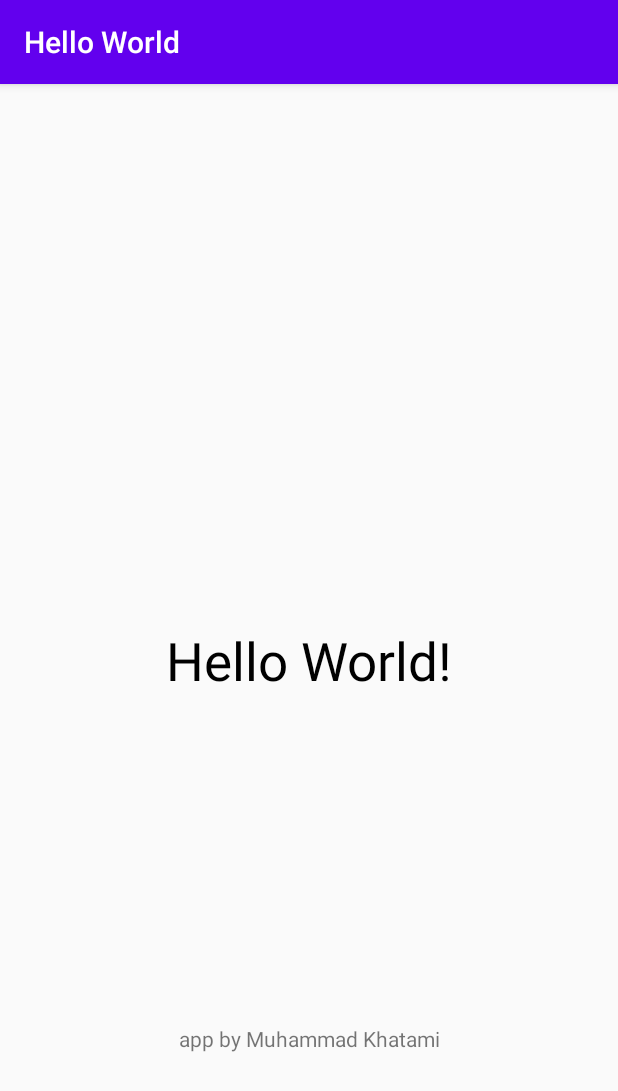
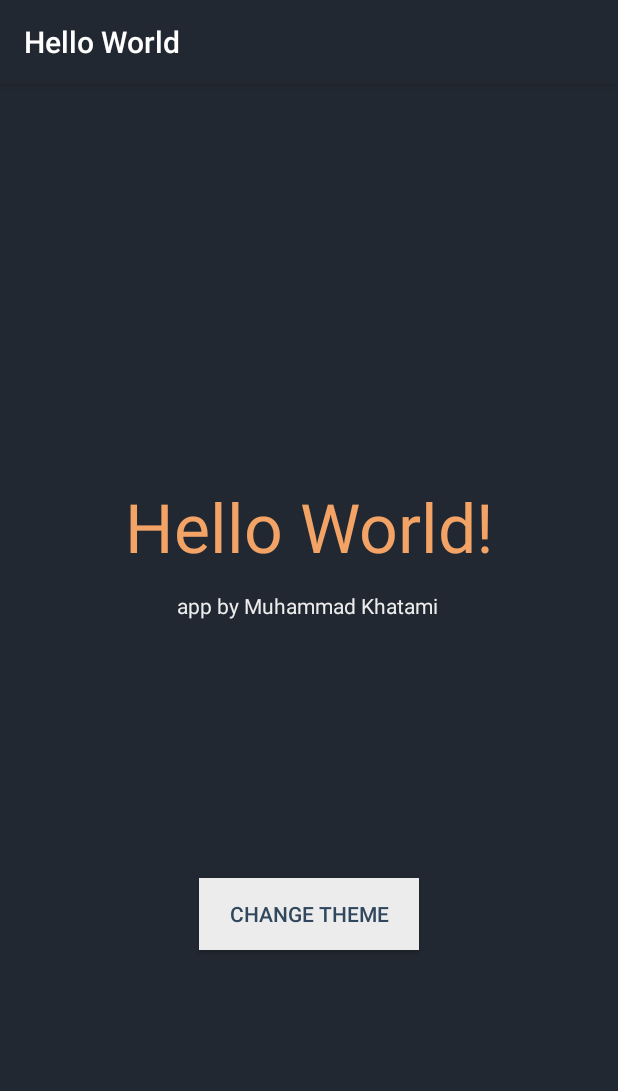
Before and after one commit to muhammadkhatami/learn-tktpl-1706044055, an Android app: the screen it shows after launch (MainActivity), on a phone screen of 412 x 824 dp. Shown: the top 1091 px of the screen. Run offline under Robolectric (Android 15) with nearby library versions, the phone set to English and light mode, and no system bars.

Commit message:
[GREEN] add change theme

```diff
--- a/app/src/main/res/layout/activity_main.xml
+++ b/app/src/main/res/layout/activity_main.xml
@@ -1,33 +1,52 @@
 <?xml version="1.0" encoding="utf-8"?>
-<androidx.constraintlayout.widget.ConstraintLayout xmlns:android="http://schemas.android.com/apk/res/android"
+<androidx.constraintlayout.widget.ConstraintLayout
+    xmlns:android="http://schemas.android.com/apk/res/android"
     xmlns:app="http://schemas.android.com/apk/res-auto"
     xmlns:tools="http://schemas.android.com/tools"
     android:layout_width="match_parent"
     android:layout_height="match_parent"
-    tools:context=".MainActivity">
+    tools:context=".MainActivity"
+    android:background="@color/colorDark"
+    android:id="@+id/mainLayout">
 
     <TextView
-        android:id="@+id/text1"
+        android:id="@+id/mainText"
         android:layout_width="wrap_content"
         android:layout_height="wrap_content"
         android:text="Hello World!"
-        android:textSize="35dp"
-        android:textColor="@android:color/black"
+        android:textColor="@color/colorOrange"
+        android:textSize="45dp"
         app:layout_constraintBottom_toBottomOf="parent"
         app:layout_constraintLeft_toLeftOf="parent"
         app:layout_constraintRight_toRightOf="parent"
-        app:layout_constraintTop_toTopOf="parent" />
+        app:layout_constraintTop_toTopOf="parent"
+        app:layout_constraintVertical_bias="0.374" />
 
     <TextView
-        android:id="@+id/text2"
+        android:id="@+id/secondText"
         android:layout_width="wrap_content"
         android:layout_height="wrap_content"
         android:text="app by Muhammad Khatami"
+        android:textColor="@color/colorSilver"
         app:layout_constraintBottom_toBottomOf="parent"
-        app:layout_constraintHorizontal_bias="0.501"
+        app:layout_constraintHorizontal_bias="0.497"
         app:layout_constraintLeft_toLeftOf="parent"
         app:layout_constraintRight_toRightOf="parent"
-        app:layout_constraintTop_toTopOf="@+id/text1"
-        app:layout_constraintVertical_bias="0.685" />
+        app:layout_constraintTop_toTopOf="@+id/mainText"
+        app:layout_constraintVertical_bias="0.151" />
+
+    <Button
+        android:id="@+id/clickMe"
+        android:layout_width="wrap_content"
+        android:layout_height="wrap_content"
+        android:text="Change Theme"
+        android:textColor="@color/colorDarkBlue"
+        android:background="@color/colorSilver"
+        android:paddingLeft="20dp"
+        android:paddingRight="20dp"
+        app:layout_constraintBottom_toBottomOf="parent"
+        app:layout_constraintLeft_toLeftOf="parent"
+        app:layout_constraintRight_toRightOf="parent"
+        app:layout_constraintTop_toTopOf="@+id/secondText"/>
 
 </androidx.constraintlayout.widget.ConstraintLayout>
--- a/app/src/main/res/values/colors.xml
+++ b/app/src/main/res/values/colors.xml
@@ -1,6 +1,10 @@
 <?xml version="1.0" encoding="utf-8"?>
 <resources>
-    <color name="colorPrimary">#6200EE</color>
+    <color name="colorPrimary">#222831</color>
     <color name="colorPrimaryDark">#3700B3</color>
     <color name="colorAccent">#03DAC5</color>
+    <color name="colorDark">#222831</color>
+    <color name="colorDarkBlue">#30475e</color>
+    <color name="colorOrange">#f2a365</color>
+    <color name="colorSilver">#ececec</color>
 </resources>
```
Also changed, not shown: app/src/main/java/id/ac/ui/cs/mobileprogramming/helloworld/MainActivity.kt (+35 -0 lines).
